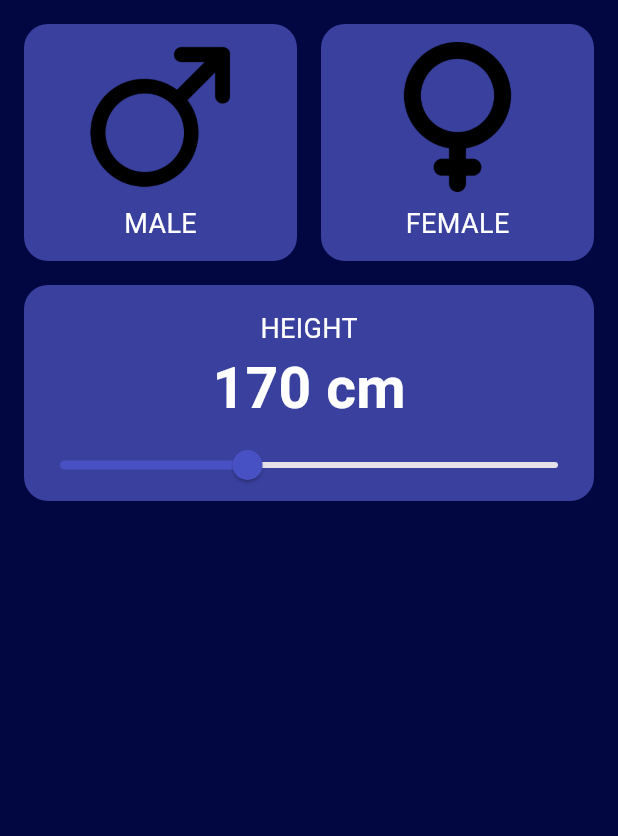
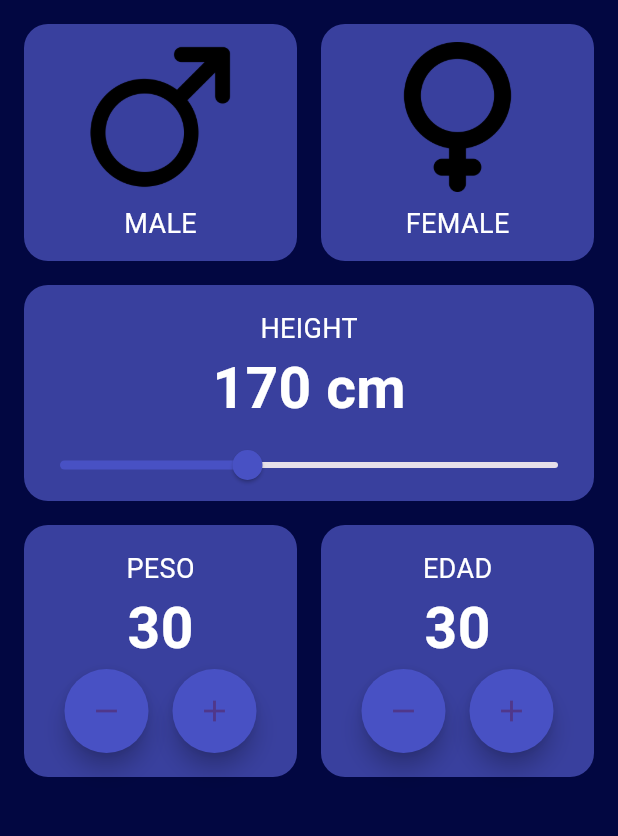
Before and after one commit to Marianvsf/imc_calculator, a Flutter app: the screen it shows after launch, on a phone screen of 412 x 824 dp, the part 84-920 px from its top. Run offline on Flutter 3.47's test engine with Material 3 defaults, Android fonts, the phone set to English and light mode, and no system bars.

Commit message:
selector

```diff
--- a/lib/components/height_selector.dart
+++ b/lib/components/height_selector.dart
@@ -1,7 +1,4 @@
-import 'dart:ffi';
-
 import 'package:flutter/material.dart';
-import 'package:flutter/widgets.dart';
 import 'package:imc_calculator/core/app_colors.dart';
 import 'package:imc_calculator/core/text_styles.dart';
 
@@ -18,7 +15,7 @@ class _HeightSelectorState extends State<HeightSelector> {
   @override
   Widget build(BuildContext context) {
     return Padding(
-      padding: const EdgeInsets.only(right: 16, left: 16, bottom: 16),
+      padding: const EdgeInsets.only(right: 16, left: 16),
       child: Container(
         decoration: BoxDecoration(
             color: AppColors.backgroundComponent,
--- /dev/null
+++ b/lib/components/number_selector.dart
@@ -0,0 +1,57 @@
+import 'package:flutter/material.dart';
+import 'package:imc_calculator/core/app_colors.dart';
+import 'package:imc_calculator/core/text_styles.dart';
+
+class NumberSelector extends StatefulWidget {
+  final String title;
+
+  const NumberSelector({super.key, required this.title});
+
+  @override
+  State<NumberSelector> createState() => _NumberSelectorState();
+}
+
+class _NumberSelectorState extends State<NumberSelector> {
+  @override
+  Widget build(BuildContext context) {
+    return Container(
+      decoration: BoxDecoration(
+          color: AppColors.backgroundComponent,
+          borderRadius: BorderRadius.circular(16)),
+      child: Padding(
+        padding: const EdgeInsets.all(16),
+        child: Column(
+          children: [
+            Text(
+              widget.title,
+              style: TextStyles.bodyText,
+            ),
+            Text("30",
+                style: TextStyle(
+                    color: Colors.white,
+                    fontSize: 38,
+                    fontWeight: FontWeight.bold)),
+            Row(
+              mainAxisAlignment: MainAxisAlignment.center,
+              children: [
+                FloatingActionButton(
+                  onPressed: () {},
+                  shape: CircleBorder(),
+                  backgroundColor: AppColors.primary,
+                  child: Icon(Icons.remove),
+                ),
+                SizedBox(width: 16),
+                FloatingActionButton(
+                  onPressed: () {},
+                  shape: CircleBorder(),
+                  backgroundColor: AppColors.primary,
+                  child: Icon(Icons.add),
+                ),
+              ],
+            )
+          ],
+        ),
+      ),
+    );
+  }
+}
--- a/lib/screens/home.dart
+++ b/lib/screens/home.dart
@@ -1,6 +1,7 @@
 import 'package:flutter/material.dart';
 import 'package:imc_calculator/components/gender_selector.dart';
 import 'package:imc_calculator/components/height_selector.dart';
+import 'package:imc_calculator/components/number_selector.dart';
 
 class HomeScreen extends StatefulWidget {
   const HomeScreen({super.key});
@@ -13,7 +14,20 @@ class _HomeScreenState extends State<HomeScreen> {
   @override
   Widget build(BuildContext context) {
     return Column(
-      children: [GenderSelector(), HeightSelector()],
+      children: [
+        GenderSelector(),
+        HeightSelector(),
+        Padding(
+          padding: const EdgeInsets.all(16),
+          child: Row(
+            children: [
+              Expanded(child: NumberSelector(title: "PESO")),
+              SizedBox(width: 16),
+              Expanded(child: NumberSelector(title: "EDAD"))
+            ],
+          ),
+        )
+      ],
     );
   }
 }
```
